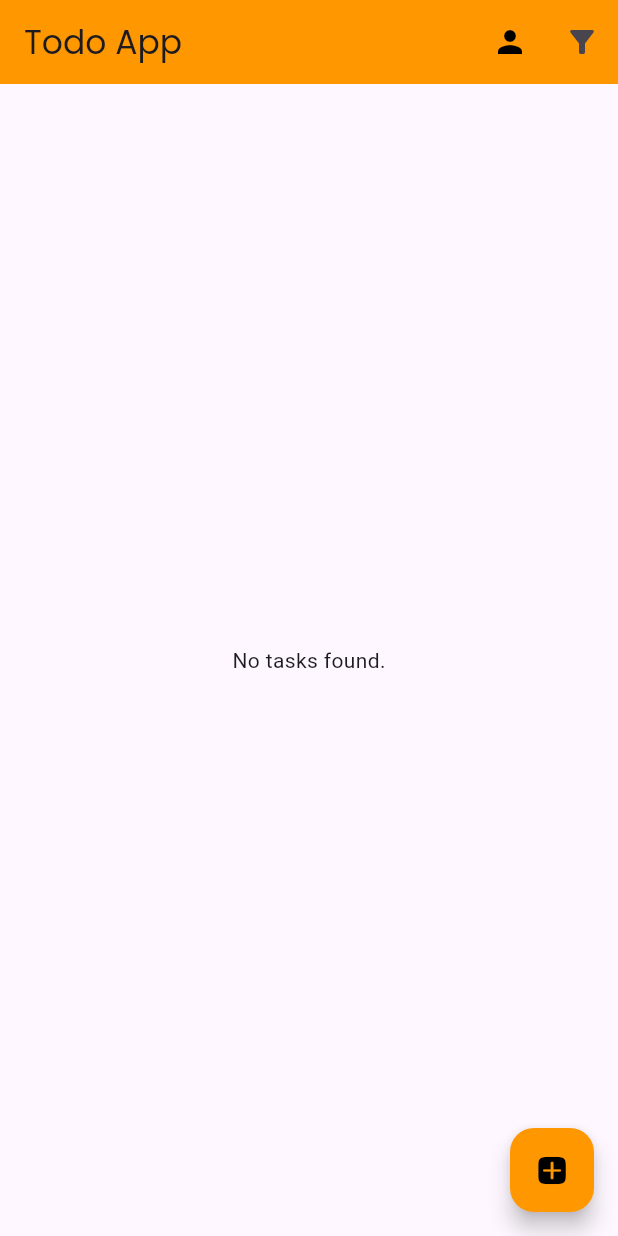
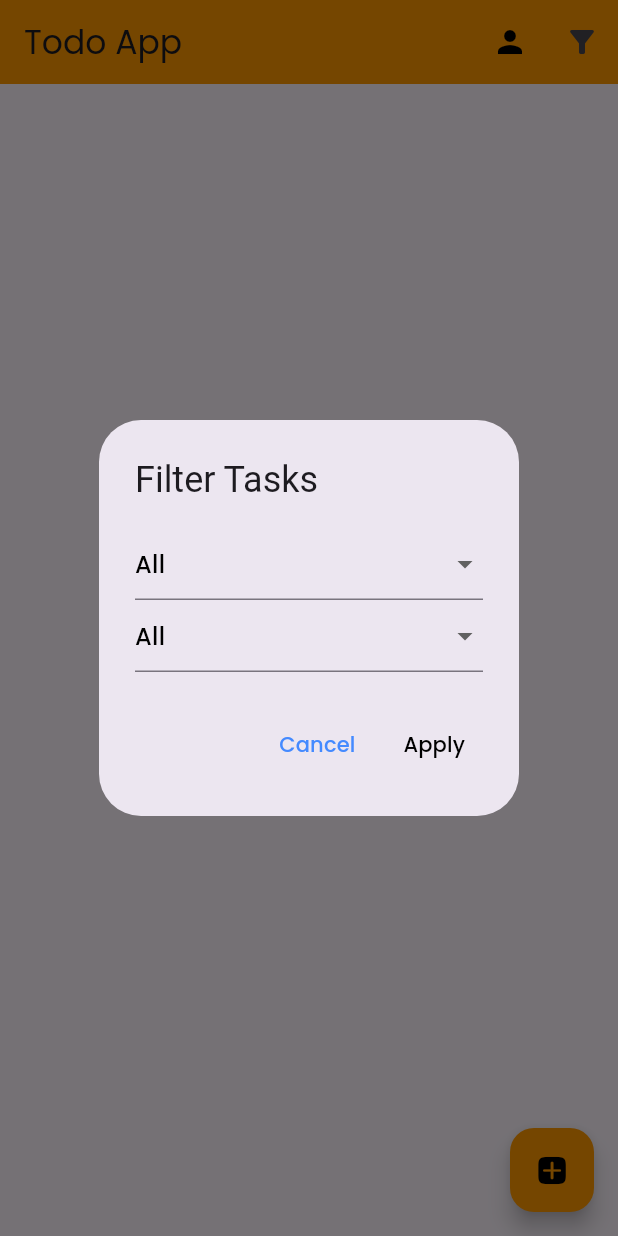
Before and after one commit to abhy2003/todoapp, a Flutter app: the screen it shows once a user with an empty profile is signed in, after a tap on the "filter alt" icon, on a phone screen of 412 x 824 dp. Run offline on Flutter 3.47's test engine with Material 3 defaults, Android fonts, the phone set to English and light mode, and no system bars; our stand-ins replace cloud_firestore, firebase_auth, firebase_core, get, get_storage, google_fonts; accounts and stored records are empty.

Commit message:
31-12-2024 1:21pm

```diff
--- a/lib/view/Homescreen.dart
+++ b/lib/view/Homescreen.dart
@@ -1,4 +1,4 @@
-  import 'package:cloud_firestore/cloud_firestore.dart';
+import 'package:cloud_firestore/cloud_firestore.dart';
 import 'package:firebase_auth/firebase_auth.dart';
 import 'package:flutter/cupertino.dart';
   import 'package:flutter/material.dart';
@@ -18,6 +18,8 @@ import '../controller/authcontroller.dart';
   class _HomescreenState extends State<Homescreen> {
     List<Map<String, dynamic>> tasks = [];
     String selectedValue = 'Personal';
+    String selectedType = 'All';
+    String selectedStatus = 'All';
     final AuthController authController = Get.put(AuthController());
 
     @override
@@ -35,8 +37,7 @@ import '../controller/authcontroller.dart';
             IconButton(
               icon: Icon(Icons.filter_alt),
               onPressed: () {
-                // Add your filter logic here
-                print("Filter button tapped");
+                filteroption(context);
               },
             ),
           ],
@@ -58,6 +59,12 @@ import '../controller/authcontroller.dart';
             }
 
             var tasks = snapshot.data!.docs;
+            if (selectedType != 'All') {
+              tasks = tasks.where((doc) => doc['type'] == selectedType).toList();
+            }
+            if (selectedStatus != 'All') {
+              tasks = tasks.where((doc) => doc['status'] == selectedStatus).toList();
+            }
 
             return ListView.builder(
               itemCount: tasks.length,
@@ -636,4 +643,79 @@ import '../controller/authcontroller.dart';
         );
       }
     }
+    void filteroption(BuildContext context) {
+      showDialog(
+        context: context,
+        builder: (BuildContext context) {
+          return AlertDialog(
+            title: Text('Filter Tasks'),
+            content: Column(
+              mainAxisSize: MainAxisSize.min,
+              children: [
+                DropdownButtonFormField<String>(
+                  value: selectedType,
+                  onChanged: (newValue) {
+                    setState(() {
+                      selectedType = newValue!;
+                    });
+                  },
+                  items: [
+                    DropdownMenuItem(
+                      value: 'All',
+                      child: Text('All',style: GoogleFonts.poppins(color: Colors.black),),
+                    ),
+                    DropdownMenuItem(
+                      value: 'Personal',
+                      child: Text('Personal',style: GoogleFonts.poppins(color: Colors.black),),
+                    ),
+                    DropdownMenuItem(
+                      value: 'Work',
+                      child: Text('Work',style: GoogleFonts.poppins(color: Colors.black),),
+                    ),
+                  ],
+                  hint: Text('Select Type',style: GoogleFonts.poppins(color: Colors.black),),
+                ),
+                DropdownButtonFormField<String>(
+                  value: selectedStatus,
+                  onChanged: (newValue) {
+                    setState(() {
+                      selectedStatus = newValue!;
+                    });
+                  },
+                  items: [
+                    DropdownMenuItem(
+                      value: 'All',
+                      child: Text('All',style: GoogleFonts.poppins(color: Colors.black),),
+                    ),
+                    DropdownMenuItem(
+                      value: 'Pending',
+                      child: Text('Pending',style: GoogleFonts.poppins(color: Colors.black),),
+                    ),
+                    DropdownMenuItem(
+                      value: 'Complete',
+                      child: Text('Complete',style: GoogleFonts.poppins(color: Colors.black),),
+                    ),
+                  ],
+                  hint: Text('Select Status',style: GoogleFonts.poppins(color: Colors.black),),
+                ),
+              ],
+            ),
+            actions: [
+              TextButton(
+                onPressed: () {
+                  Navigator.of(context).pop();
+                },
+                child: Text('Cancel',style: GoogleFonts.poppins(color: Colors.blueAccent),),
+              ),
+              TextButton(
+                onPressed: () {
+                 Get.back();
+                },
+                child: Text('Apply',style: GoogleFonts.poppins(color: Colors.black),),
+              ),
+            ],
+          );
+        },
+      );
+    }
   }
```
